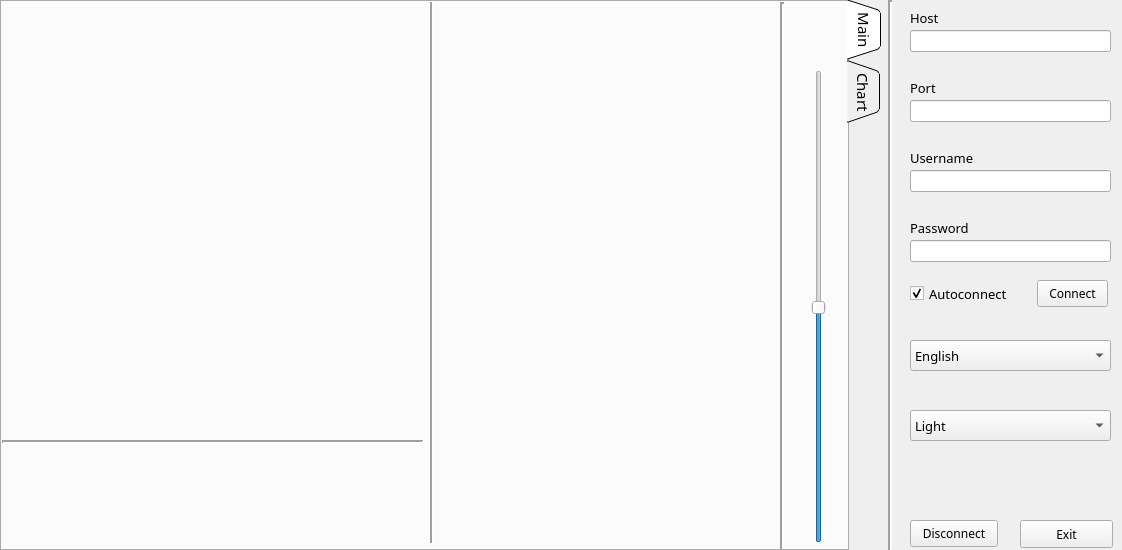
First picture: the form in app/Windows/design.ui, repository DanielMamaev/smartlamp, before the edit.
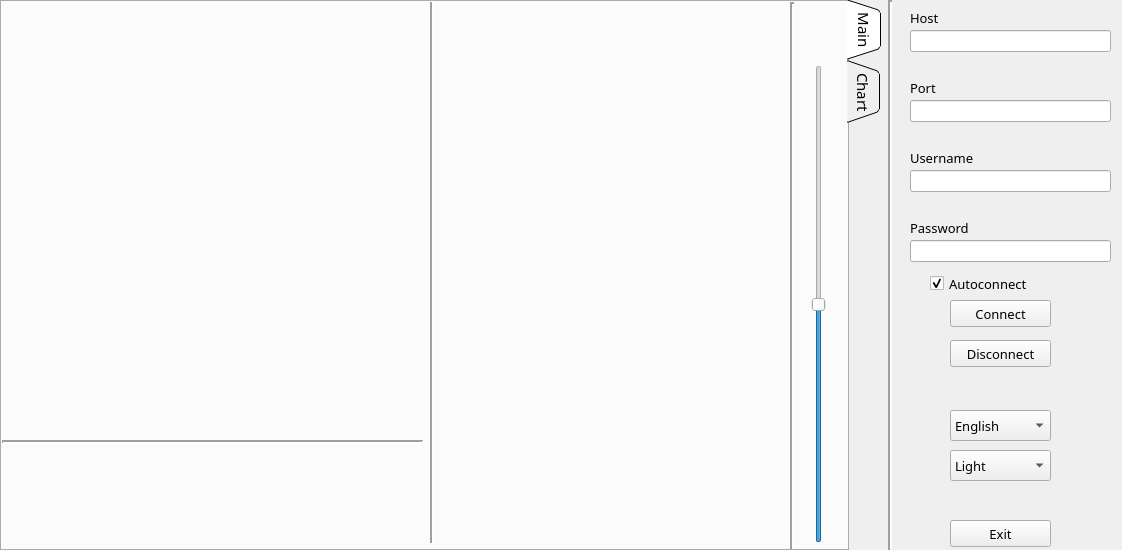
Second picture: the form after the edit. Icons and pictures are not drawn.

The edit to the form file:
```diff
--- a/app/Windows/design.ui
+++ b/app/Windows/design.ui
@@ -10,6 +10,18 @@
     <height>550</height>
    </rect>
   </property>
+  <property name="minimumSize">
+   <size>
+    <width>1122</width>
+    <height>550</height>
+   </size>
+  </property>
+  <property name="maximumSize">
+   <size>
+    <width>1122</width>
+    <height>550</height>
+   </size>
+  </property>
   <property name="windowTitle">
    <string>SmartLamp_Desktop</string>
   </property>
@@ -617,8 +629,8 @@
          </property>
          <property name="iconSize">
           <size>
-           <width>45</width>
-           <height>45</height>
+           <width>40</width>
+           <height>40</height>
           </size>
          </property>
          <property name="autoRaise">
@@ -629,7 +641,7 @@
        <item>
         <widget class="QSlider" name="verticalSlider_brig">
          <property name="sizePolicy">
-          <sizepolicy hsizetype="Preferred" vsizetype="Expanding">
+          <sizepolicy hsizetype="Minimum" vsizetype="Expanding">
            <horstretch>0</horstretch>
            <verstretch>0</verstretch>
           </sizepolicy>
@@ -748,7 +760,7 @@
      <widget class="Line" name="line_4">
       <property name="geometry">
        <rect>
-        <x>770</x>
+        <x>780</x>
         <y>0</y>
         <width>20</width>
         <height>551</height>
@@ -842,9 +854,9 @@
    <widget class="QCheckBox" name="checkBox_autoconnect">
     <property name="geometry">
      <rect>
-      <x>910</x>
-      <y>280</y>
-      <width>121</width>
+      <x>930</x>
+      <y>270</y>
+      <width>161</width>
       <height>27</height>
      </rect>
     </property>
@@ -864,9 +876,9 @@
    <widget class="QComboBox" name="comboBox_language">
     <property name="geometry">
      <rect>
-      <x>910</x>
-      <y>340</y>
-      <width>201</width>
+      <x>950</x>
+      <y>410</y>
+      <width>101</width>
       <height>31</height>
      </rect>
     </property>
@@ -890,15 +902,16 @@
    <widget class="QPushButton" name="pushButton_exit">
     <property name="geometry">
      <rect>
-      <x>1020</x>
+      <x>950</x>
       <y>520</y>
-      <width>93</width>
-      <height>28</height>
+      <width>101</width>
+      <height>27</height>
      </rect>
     </property>
     <property name="font">
      <font>
       <family>MS Reference Sans Serif</family>
+      <pointsize>10</pointsize>
       <weight>50</weight>
       <bold>false</bold>
      </font>
@@ -913,9 +926,9 @@
    <widget class="QComboBox" name="comboBox_background">
     <property name="geometry">
      <rect>
-      <x>910</x>
-      <y>410</y>
-      <width>201</width>
+      <x>950</x>
+      <y>450</y>
+      <width>101</width>
       <height>31</height>
      </rect>
     </property>
@@ -1015,15 +1028,16 @@
    <widget class="QPushButton" name="pushButton_connect">
     <property name="geometry">
      <rect>
-      <x>1037</x>
-      <y>280</y>
-      <width>71</width>
+      <x>950</x>
+      <y>300</y>
+      <width>101</width>
       <height>27</height>
      </rect>
     </property>
     <property name="font">
      <font>
       <family>MS Reference Sans Serif</family>
+      <pointsize>10</pointsize>
      </font>
     </property>
     <property name="text">
@@ -1033,15 +1047,16 @@
    <widget class="QPushButton" name="pushButton_disconnect">
     <property name="geometry">
      <rect>
-      <x>910</x>
-      <y>520</y>
-      <width>88</width>
+      <x>950</x>
+      <y>340</y>
+      <width>101</width>
       <height>27</height>
      </rect>
     </property>
     <property name="font">
      <font>
       <family>MS Reference Sans Serif</family>
+      <pointsize>10</pointsize>
      </font>
     </property>
     <property name="text">
```
